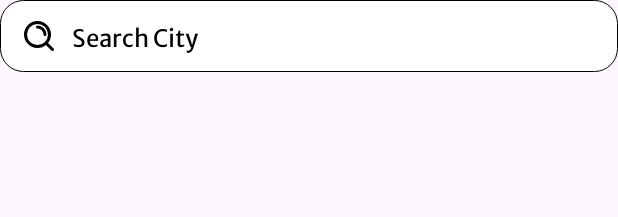
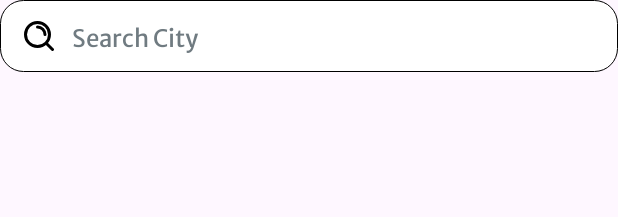
Before and after one commit to harshstr14/Weather-App, an Android app: the layout custom_search_view.xml on its own in the app's theme, with its tools: preview values and no code run, on a phone screen of 412 x 824 dp. Shown: the top 217 px of the screen. Run offline under Robolectric (Android 15) with nearby library versions, the phone set to English and light mode, and no system bars.

Commit message:
Update custom_search_view.xml

```diff
--- a/app/src/main/res/layout/custom_search_view.xml
+++ b/app/src/main/res/layout/custom_search_view.xml
@@ -23,7 +23,7 @@
         android:layout_gravity="center_vertical"
         android:background="@android:color/transparent"
         android:hint="Search City"
-        android:textColorHint="@color/black"
+        android:textColorHint="#707B81"
         android:imeOptions="actionSearch"
         android:inputType="text"
         android:textCursorDrawable="@drawable/custom_cursor"
```
